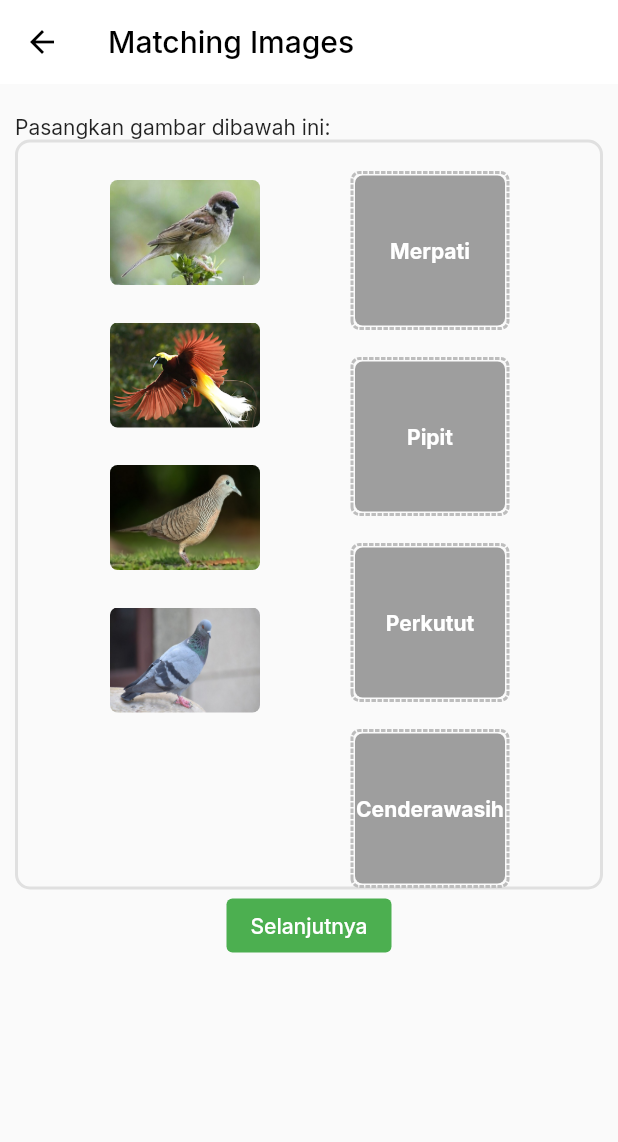
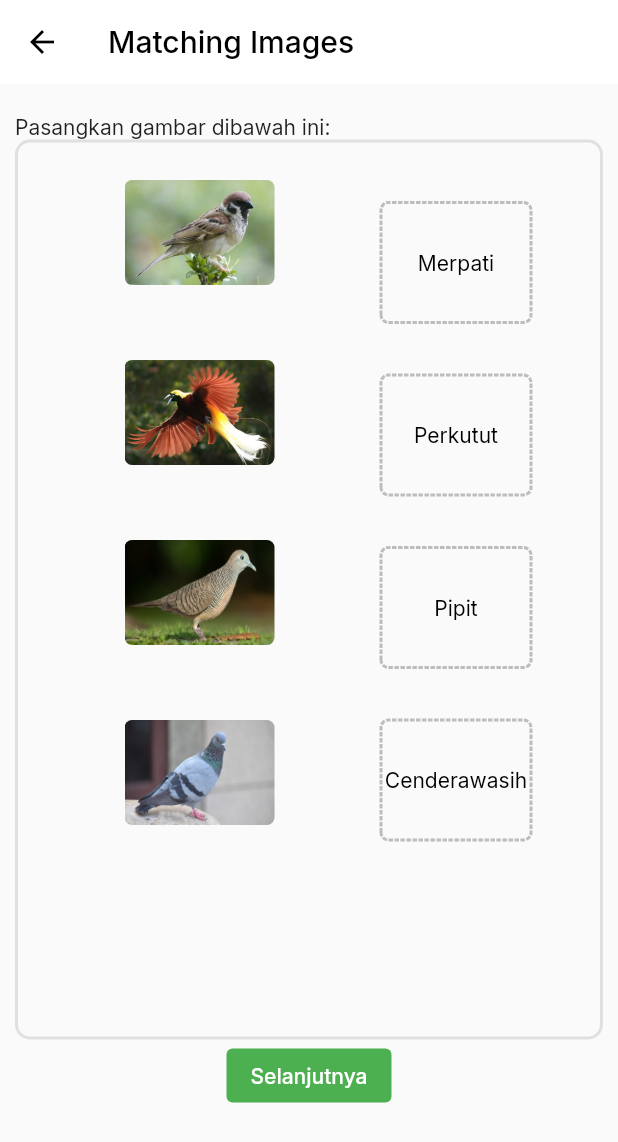
Before and after one commit to taufiqjack/ujione_ui_new, a Flutter app: the DragDropView screen opened directly, on a phone screen of 412 x 824 dp. Shown: the top 1142 px of the screen. Run offline on Flutter 3.47's test engine with Material 2 defaults, Android fonts, the phone set to English and light mode, and no system bars; drawn by our look-alikes of dotted_border; our stand-ins replace badges, dio, flutter_progress_hud, fluttertoast, google_fonts, percent_indicator.

Commit message:
update bug

```diff
--- a/lib/ui/view/drag_drop_question.dart
+++ b/lib/ui/view/drag_drop_question.dart
@@ -1,8 +1,7 @@
-import 'dart:io';
-
 import 'package:dotted_border/dotted_border.dart';
 import 'package:e_learning_uji/data/data.dart';
 import 'package:e_learning_uji/data/string.dart';
+import 'package:e_learning_uji/data/stringlist.dart';
 import 'package:e_learning_uji/ui/view/index_view.dart';
 import 'package:e_learning_uji/ui/widget/draggable_widget.dart';
 import 'package:flutter/material.dart';
@@ -79,7 +78,7 @@ class _DragDropViewState extends State<DragDropView> {
                   ),
                 ),
                 Container(
-                  height: 500,
+                  height: 600,
                   width: 400,
                   decoration: BoxDecoration(
                     borderRadius: BorderRadius.circular(10),
@@ -109,36 +108,36 @@ class _DragDropViewState extends State<DragDropView> {
                               _merpati.add(data);
                             }),
                           ),
-                          target(
-                            context,
-                            text: PIPIT,
-                            birds: _pipit,
-                            birdsName: [BirdsName.merpati],
-                            onAccept: (data) => setState(() {
-                              removeAll(data);
-                              _pipit.add(data);
-                            }),
-                          ),
-                          target(
-                            context,
-                            text: PERKUTUT,
-                            birds: _perkutut,
-                            birdsName: [BirdsName.merpati],
-                            onAccept: (data) => setState(() {
-                              removeAll(data);
-                              _perkutut.add(data);
-                            }),
-                          ),
-                          target(
-                            context,
-                            text: CENDERAWASIH,
-                            birds: _cenderawasih,
-                            birdsName: [BirdsName.merpati],
-                            onAccept: (data) => setState(() {
-                              removeAll(data);
-                              _cenderawasih.add(data);
-                            }),
-                          ),
+                          // target(
+                          //   context,
+                          //   text: PIPIT,
+                          //   birds: _pipit,
+                          //   birdsName: [BirdsName.merpati],
+                          //   onAccept: (data) => setState(() {
+                          //     removeAll(data);
+                          //     _pipit.add(data);
+                          //   }),
+                          // ),
+                          // target(
+                          //   context,
+                          //   text: PERKUTUT,
+                          //   birds: _perkutut,
+                          //   birdsName: [BirdsName.merpati],
+                          //   onAccept: (data) => setState(() {
+                          //     removeAll(data);
+                          //     _perkutut.add(data);
+                          //   }),
+                          // ),
+                          // target(
+                          //   context,
+                          //   text: CENDERAWASIH,
+                          //   birds: _cenderawasih,
+                          //   birdsName: [BirdsName.merpati],
+                          //   onAccept: (data) => setState(() {
+                          //     removeAll(data);
+                          //     _cenderawasih.add(data);
+                          //   }),
+                          // ),
                         ],
                       ),
                     ],
@@ -176,7 +175,7 @@ class _DragDropViewState extends State<DragDropView> {
           children: [
             ...birds
                 .map((bird) => Padding(
-                    padding: const EdgeInsets.only(top: 25),
+                    padding: const EdgeInsets.all(25),
                     child: SizedBox(
                         height: 70,
                         width: 100,
@@ -193,34 +192,116 @@ class _DragDropViewState extends State<DragDropView> {
 
   Widget target(
     BuildContext context, {
+    // List<ListName>? listName,
     String? text,
     required List<Birds> birds,
     required List<BirdsName> birdsName,
     required DragTargetAccept<Birds> onAccept,
   }) =>
       Padding(
-        padding: const EdgeInsetsDirectional.only(top: 20),
+        padding: const EdgeInsetsDirectional.only(top: 10),
+        child: SingleChildScrollView(
+          child: SizedBox(
+            height: 550,
+            width: 100,
+            child: Stack(children: [
+              Column(
+                children: [
+                  Padding(
+                    padding: const EdgeInsets.only(top: 30),
+                    child: SizedBox(
+                      height: 80,
+                      width: 100,
                       child: DottedBorder(
                         borderType: BorderType.RRect,
                         strokeWidth: 2,
                         radius: const Radius.circular(5),
                         color: Colors.grey.shade400,
-          child: Container(
-            decoration: BoxDecoration(
-              borderRadius: BorderRadius.circular(5),
-              color: Colors.grey.shade500,
+                        child: const Center(
+                          child: Text(
+                            'Merpati',
+                            style: TextStyle(color: Colors.black),
                           ),
-            height: 100,
+                        ),
+                      ),
+                    ),
+                  ),
+                  const SizedBox(
+                    height: 5,
+                  ),
+                  Padding(
+                    padding: const EdgeInsets.only(top: 30),
+                    child: SizedBox(
+                      height: 80,
                       width: 100,
-            child: DragTarget<Birds>(
-              builder: (context, cd, rj) => Stack(
+                      child: DottedBorder(
+                          borderType: BorderType.RRect,
+                          strokeWidth: 2,
+                          radius: const Radius.circular(5),
+                          color: Colors.grey.shade400,
+                          child: const Center(
+                            child: Text(
+                              'Perkutut',
+                              style: TextStyle(color: Colors.black),
+                            ),
+                          )),
+                    ),
+                  ),
+                  const SizedBox(
+                    height: 5,
+                  ),
+                  Padding(
+                    padding: const EdgeInsets.only(top: 30),
+                    child: SizedBox(
+                        height: 80,
+                        width: 100,
+                        child: DottedBorder(
+                            borderType: BorderType.RRect,
+                            strokeWidth: 2,
+                            radius: const Radius.circular(5),
+                            color: Colors.grey.shade400,
+                            child: const Center(
+                              child: Text(
+                                'Pipit',
+                                style: TextStyle(color: Colors.black),
+                              ),
+                            ))),
+                  ),
+                  const SizedBox(
+                    height: 5,
+                  ),
+                  Padding(
+                    padding: const EdgeInsets.only(top: 30),
+                    child: SizedBox(
+                      height: 80,
+                      width: 100,
+                      child: DottedBorder(
+                        borderType: BorderType.RRect,
+                        strokeWidth: 2,
+                        radius: const Radius.circular(5),
+                        color: Colors.grey.shade400,
+                        child: const Center(
+                          child: Text(
+                            'Cenderawasih',
+                            style: TextStyle(color: Colors.black),
+                          ),
+                        ),
+                      ),
+                    ),
+                  ),
+                ],
+              ),
+              DragTarget<Birds>(
+                builder: (context, cd, rj) => Column(
                   children: [
-                  Center(
-                    child: buildText(text!),
-                  ),
+                    // Center(
+                    //   child: buildText(text!),
+                    // ),
+                    buildText(text!),
+
                     ...birds
                         .map((bird) => Padding(
-                          padding: const EdgeInsets.only(top: 25),
+                            padding: const EdgeInsetsDirectional.only(top: 10),
                             child: DraggableWidget(bird: bird)))
                         .toList(),
                   ],
@@ -230,6 +311,7 @@ class _DragDropViewState extends State<DragDropView> {
                   onAccept(data);
                 },
               ),
+            ]),
           ),
         ),
       );
@@ -241,7 +323,7 @@ class _DragDropViewState extends State<DragDropView> {
   Widget buildText(String text) => Text(
         text,
         style: const TextStyle(
-          color: Colors.white,
+          color: Colors.transparent,
           fontSize: 14,
           fontWeight: FontWeight.bold,
         ),
```
Lines whose indentation alone changed are shown as unchanged.
